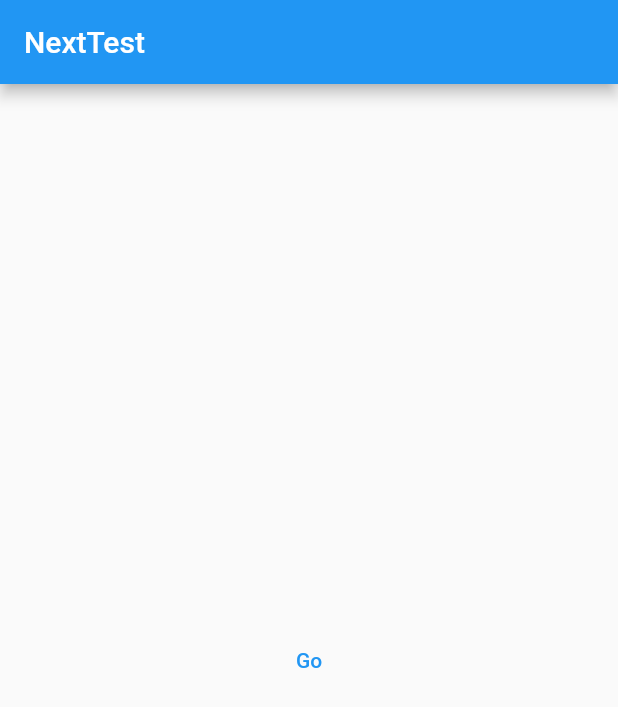
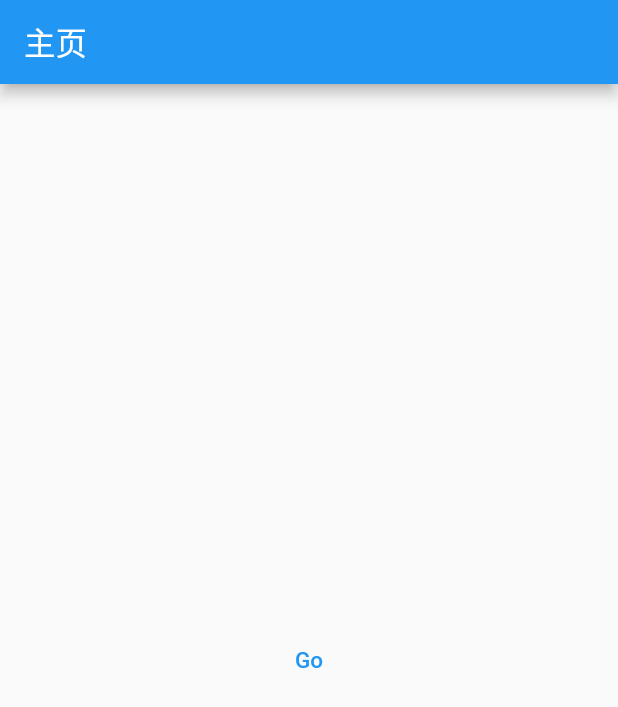
Before and after one commit to xfqwdsj/NextTest, a Flutter app: the screen it shows after launch, on a phone screen of 412 x 824 dp. Shown: the top 707 px of the screen. Run offline on Flutter 3.47's test engine with Material 2 defaults, Android fonts, the phone set to English and light mode, and no system bars; our stand-ins replace yaml; generated files the repository leaves out were written again.

Commit message:
feat: 国际化

```diff
--- /dev/null
+++ b/l10n.yaml
@@ -0,0 +1,3 @@
+arb-dir: lib/l10n
+template-arb-file: app_zh.arb
+output-localization-file: app_localizations.dart
--- /dev/null
+++ b/lib/l10n/app_zh.arb
@@ -0,0 +1,6 @@
+{
+  "appName": "NextTest",
+  "mainPageTitle": "主页",
+  "selectingPageTitle": "题组选择",
+  "selectingPageItemAuthorPrefix": "作者："
+}
--- a/lib/main.dart
+++ b/lib/main.dart
@@ -1,10 +1,10 @@
 import 'package:flutter/material.dart';
-import 'package:next_test/ui/pages/home.dart';
+import 'package:flutter_gen/gen_l10n/app_localizations.dart';
+import 'package:flutter_localizations/flutter_localizations.dart';
 import 'package:next_test/ui/pages/main.dart';
+import 'package:next_test/ui/pages/selecting.dart';
 
 import 'data/model/library.dart';
-
-const String appTitle = 'NextTest';
 
 void main() => runApp(const NextTestApp());
 
@@ -17,12 +17,21 @@ class NextTestApp extends StatelessWidget {
       routes: {
         NextTestMainPage.route: (BuildContext context) =>
             const NextTestMainPage(),
-        NextTestHomePage.route: (BuildContext context) => NextTestHomePage(
-            children:
-                ModalRoute.of(context)?.settings.arguments as List<Child>?),
+        NextTestSelectingPage.route: (BuildContext context) =>
+            NextTestSelectingPage(
+                children:
+                    ModalRoute.of(context)?.settings.arguments as List<Child>?),
       },
       initialRoute: NextTestMainPage.route,
-      title: appTitle,
+      onGenerateTitle: (BuildContext context) =>
+          AppLocalizations.of(context)!.appName,
+      localizationsDelegates: const [
+        AppLocalizations.delegate,
+        GlobalMaterialLocalizations.delegate,
+        GlobalWidgetsLocalizations.delegate,
+        GlobalCupertinoLocalizations.delegate,
+      ],
+      supportedLocales: AppLocalizations.supportedLocales,
     );
   }
 }
--- a/lib/ui/pages/main.dart
+++ b/lib/ui/pages/main.dart
@@ -1,7 +1,8 @@
 import 'package:flutter/material.dart';
+import 'package:flutter_gen/gen_l10n/app_localizations.dart';
 
 import '../widgets/app_bar.dart';
-import 'home.dart';
+import 'selecting.dart';
 
 class NextTestMainPage extends StatefulWidget {
   const NextTestMainPage({Key? key}) : super(key: key);
@@ -14,14 +15,14 @@ class NextTestMainPage extends StatefulWidget {
 
 class _MainState extends State<NextTestMainPage> {
   void _goToHome() {
-    Navigator.pushNamed(context, NextTestHomePage.route);
+    Navigator.pushNamed(context, NextTestSelectingPage.route);
   }
 
   @override
   Widget build(BuildContext context) {
     return Scaffold(
-      appBar: const NextTestAppBar(
-        title: Text('NextTest'),
+      appBar: NextTestAppBar(
+        title: Text(AppLocalizations.of(context)!.mainPageTitle),
       ),
       body: Center(
         child: TextButton(onPressed: _goToHome, child: const Text('Go')),
--- a/pubspec.yaml
+++ b/pubspec.yaml
@@ -29,6 +29,8 @@ environment:
 dependencies:
   flutter:
     sdk: flutter
+  flutter_localizations:
+    sdk: flutter
 
 
   # The following adds the Cupertino Icons font to your application.
@@ -38,6 +40,7 @@ dependencies:
   json_serializable: ^6.3.1
   json_annotation: ^4.6.0
   http: ^0.13.4
+  intl: ^0.17.0
 
 dev_dependencies:
   flutter_test:
@@ -91,3 +94,4 @@ flutter:
   #
   # For details regarding fonts from package dependencies,
   # see https://flutter.dev/custom-fonts/#from-packages
+  generate: true
```
Also changed, not shown: lib/ui/pages/selecting.dart (renamed from lib/ui/pages/home.dart, +14 -13 lines), pubspec.lock.
